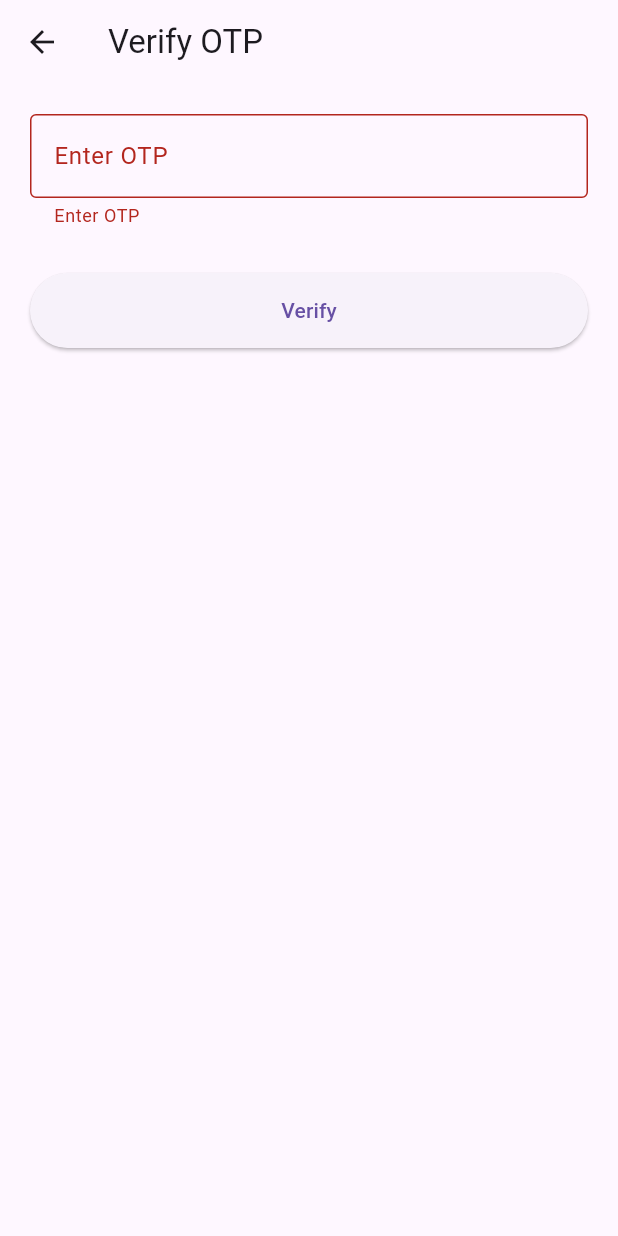
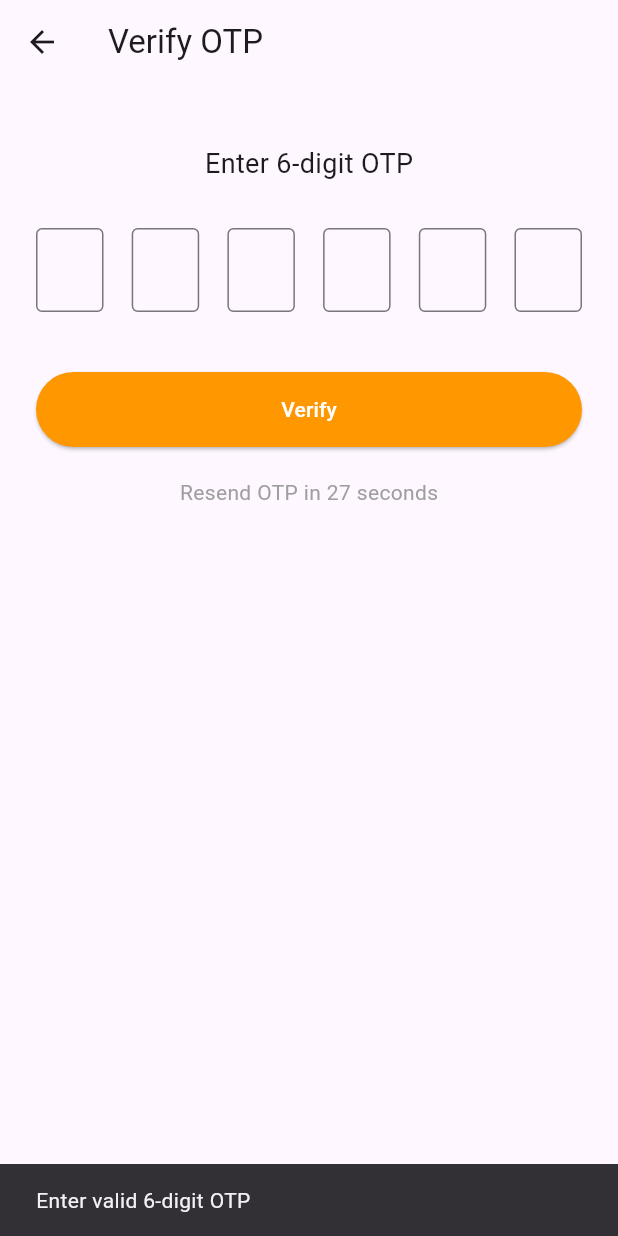
Before and after one commit to SudharshanGeddam/mechz_application, a Flutter app: the OtpScreen screen opened directly with empty values, after a tap on "Verify", on a phone screen of 412 x 824 dp. Run offline on Flutter 3.47's test engine with Material 3 defaults, Android fonts, the phone set to English and light mode, and no system bars; our stand-ins replace cloud_firestore, cloud_functions, equatable, firebase_auth, firebase_core, flutter_bloc; accounts and stored records are empty; generated files the repository leaves out were written again; network calls fail.

Commit message:
ui: updated login screen

```diff
--- a/customer_app/lib/screens/login_screen.dart
+++ b/customer_app/lib/screens/login_screen.dart
@@ -1,7 +1,10 @@
+import 'dart:async';
+
 import 'package:customer_app/features/auth/cubit/auth_cubit.dart';
 import 'package:customer_app/features/auth/cubit/auth_state.dart';
 import 'package:customer_app/screens/home_screen.dart';
 import 'package:flutter/material.dart';
+import 'package:flutter/services.dart';
 import 'package:flutter_bloc/flutter_bloc.dart';
 
 class LoginScreen extends StatefulWidget {
@@ -52,8 +55,6 @@ class _LoginScreenState extends State<LoginScreen> {
         },
         child: SafeArea(
           child: SingleChildScrollView(
-            child: Padding(
-              padding: const EdgeInsets.all(20),
             child: Form(
               key: _formKey,
               child: Column(
@@ -61,26 +62,33 @@ class _LoginScreenState extends State<LoginScreen> {
                 children: [
                   SizedBox(
                     width: double.infinity,
-                      height: MediaQuery.of(context).size.height * 0.35,
+                    height: MediaQuery.of(context).size.height * 0.25,
                     child: Image.asset(
                       'assets/images/login_bg.png',
-                        fit: BoxFit.cover,
+                      fit: BoxFit.fitWidth,
                     ),
                   ),
                   const SizedBox(height: 30),
-                    const Text(
+                  Padding(
+                    padding: EdgeInsets.all(20),
+                    child: Column(
+                      crossAxisAlignment: CrossAxisAlignment.start,
+                      children: [
+                        Center(
+                          child: const Text(
                             "Let's Get Started",
                             style: TextStyle(
                               fontSize: 24,
                               fontWeight: FontWeight.bold,
                             ),
                           ),
-                    const SizedBox(height: 10),
+                        ),
+                        const SizedBox(height: 30),
                         const Text(
                           "Sign in to continue with your mobile number",
                           style: TextStyle(color: Colors.grey),
                         ),
-                    const SizedBox(height: 30),
+                        const SizedBox(height: 15),
                         TextFormField(
                           controller: _phoneController,
                           keyboardType: TextInputType.number,
@@ -113,23 +121,30 @@ class _LoginScreenState extends State<LoginScreen> {
                         BlocBuilder<AuthCubit, AuthState>(
                           builder: (context, state) {
                             final isLoading = state is AuthLoading;
-
                             return SizedBox(
                               width: double.infinity,
                               height: 50,
                               child: ElevatedButton(
+                                style: ElevatedButton.styleFrom(
+                                  backgroundColor: Colors.orange,
+                                ),
                                 onPressed: isLoading ? null : _sendOtp,
                                 child: isLoading
                                     ? const CircularProgressIndicator(
-                                    color: Colors.white,
+                                        color: Colors.orange,
                                       )
-                                : const Text("Send OTP"),
+                                    : const Text(
+                                        "Send OTP",
+                                        style: TextStyle(color: Colors.white),
+                                      ),
                               ),
                             );
                           },
                         ),
                       ],
                     ),
+                  ),
+                ],
               ),
             ),
           ),
@@ -149,22 +164,94 @@ class OtpScreen extends StatefulWidget {
 }
 
 class _OtpScreenState extends State<OtpScreen> {
-  final TextEditingController _otpController = TextEditingController();
-  final _formKey = GlobalKey<FormState>();
+  final List<TextEditingController> _controllers = List.generate(
+    6,
+    (_) => TextEditingController(),
+  );
+
+  final List<FocusNode> _focusNodes = List.generate(6, (_) => FocusNode());
+
+  int _seconds = 30;
+  Timer? _timer;
+
+  @override
+  void initState() {
+    super.initState();
+    _startTimer();
+  }
+
+  void _startTimer() {
+    _seconds = 30;
+    _timer?.cancel();
+
+    _timer = Timer.periodic(const Duration(seconds: 1), (timer) {
+      if (_seconds == 0) {
+        timer.cancel();
+      } else {
+        setState(() => _seconds--);
+      }
+    });
+  }
+
+  void _verifyOtp() {
+    final otp = _controllers.map((e) => e.text).join();
+
+    if (otp.length == 6) {
+      context.read<AuthCubit>().verifyOtp(widget.verificationId, otp);
+    } else {
+      ScaffoldMessenger.of(
+        context,
+      ).showSnackBar(const SnackBar(content: Text("Enter valid 6-digit OTP")));
+    }
+  }
+
+  void _resendOtp() {
+    _startTimer();
+    // If you have resend method:
+    // context.read<AuthCubit>().resendOtp();
+  }
 
   @override
   void dispose() {
-    _otpController.dispose();
+    _timer?.cancel();
+    for (var c in _controllers) {
+      c.dispose();
+    }
+    for (var f in _focusNodes) {
+      f.dispose();
+    }
     super.dispose();
   }
 
-  void _verifyOtp() {
-    if (_formKey.currentState!.validate()) {
-      context.read<AuthCubit>().verifyOtp(
-        widget.verificationId,
-        _otpController.text.trim(),
+  Widget _buildOtpBox(int index) {
+    return SizedBox(
+      width: 45,
+      child: TextField(
+        controller: _controllers[index],
+        focusNode: _focusNodes[index],
+        keyboardType: TextInputType.number,
+        textAlign: TextAlign.center,
+        maxLength: 1,
+        inputFormatters: [FilteringTextInputFormatter.digitsOnly],
+        decoration: const InputDecoration(
+          counterText: "",
+          border: OutlineInputBorder(),
+        ),
+        onChanged: (value) {
+          if (value.isNotEmpty && index < 5) {
+            _focusNodes[index + 1].requestFocus();
+          }
+          if (value.isEmpty && index > 0) {
+            _focusNodes[index - 1].requestFocus();
+          }
+
+          // Optional: Auto submit when last digit entered
+          if (index == 5 && value.isNotEmpty) {
+            _verifyOtp();
+          }
+        },
+      ),
     );
-    }
   }
 
   @override
@@ -176,10 +263,7 @@ class _OtpScreenState extends State<OtpScreen> {
           if (state is Authenticated) {
             Navigator.pushAndRemoveUntil(
               context,
-              MaterialPageRoute(
-                builder: (context) =>
-                    const HomeScreen(),
-              ),
+              MaterialPageRoute(builder: (context) => const HomeScreen()),
               (route) => false,
             );
           }
@@ -191,49 +275,50 @@ class _OtpScreenState extends State<OtpScreen> {
           }
         },
         child: Padding(
-          padding: const EdgeInsets.all(20),
-          child: Form(
-            key: _formKey,
+          padding: const EdgeInsets.symmetric(horizontal: 24),
           child: Column(
             children: [
-                TextFormField(
-                  controller: _otpController,
-                  keyboardType: TextInputType.number,
-                  decoration: const InputDecoration(
-                    labelText: "Enter OTP",
-                    border: OutlineInputBorder(),
+              const SizedBox(height: 40),
+              const Text("Enter 6-digit OTP", style: TextStyle(fontSize: 18)),
+              const SizedBox(height: 30),
+
+              /// OTP Boxes
+              Row(
+                mainAxisAlignment: MainAxisAlignment.spaceBetween,
+                children: List.generate(6, (index) => _buildOtpBox(index)),
               ),
-                  validator: (value) {
-                    if (value == null || value.isEmpty) {
-                      return "Enter OTP";
-                    }
-                    if (value.length != 6) {
-                      return "Enter valid 6-digit OTP";
-                    }
-                    return null;
-                  },
-                ),
-                const SizedBox(height: 30),
-                BlocBuilder<AuthCubit, AuthState>(
-                  builder: (context, state) {
-                    final isLoading = state is AuthLoading;
 
-                    return SizedBox(
+              const SizedBox(height: 40),
+
+              /// Verify Button
+              SizedBox(
                 width: double.infinity,
                 height: 50,
                 child: ElevatedButton(
-                        onPressed: isLoading ? null : _verifyOtp,
-                        child: isLoading
-                            ? const CircularProgressIndicator(
-                                color: Colors.white,
+                  style: ElevatedButton.styleFrom(
+                    backgroundColor: Colors.orange,
+                  ),
+                  onPressed: _verifyOtp,
+                  child: const Text(
+                    "Verify",
+                    style: TextStyle(color: Colors.white),
+                  ),
+                ),
+              ),
+
+              const SizedBox(height: 20),
+
+              /// Resend Timer
+              _seconds == 0
+                  ? TextButton(
+                      onPressed: _resendOtp,
+                      child: const Text("Resend OTP"),
                     )
-                            : const Text("Verify"),
-                      ),
-                    );
-                  },
+                  : Text(
+                      "Resend OTP in $_seconds seconds",
+                      style: const TextStyle(color: Colors.grey),
                     ),
             ],
-            ),
           ),
         ),
       ),
```
Lines whose indentation alone changed are shown as unchanged.
